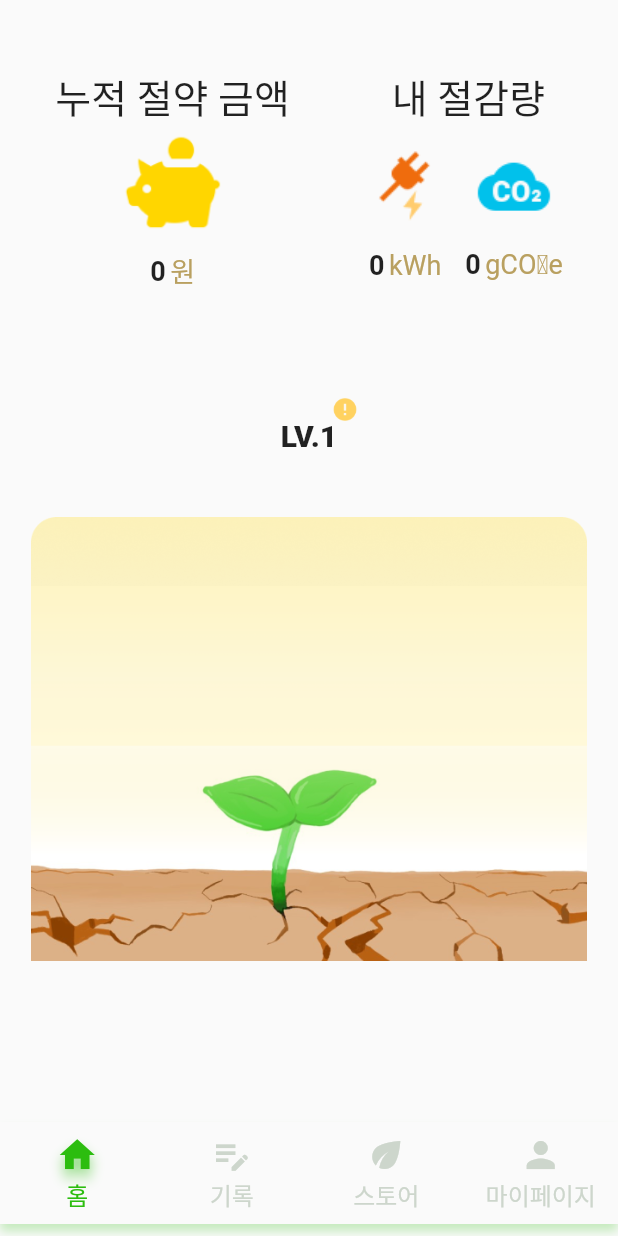
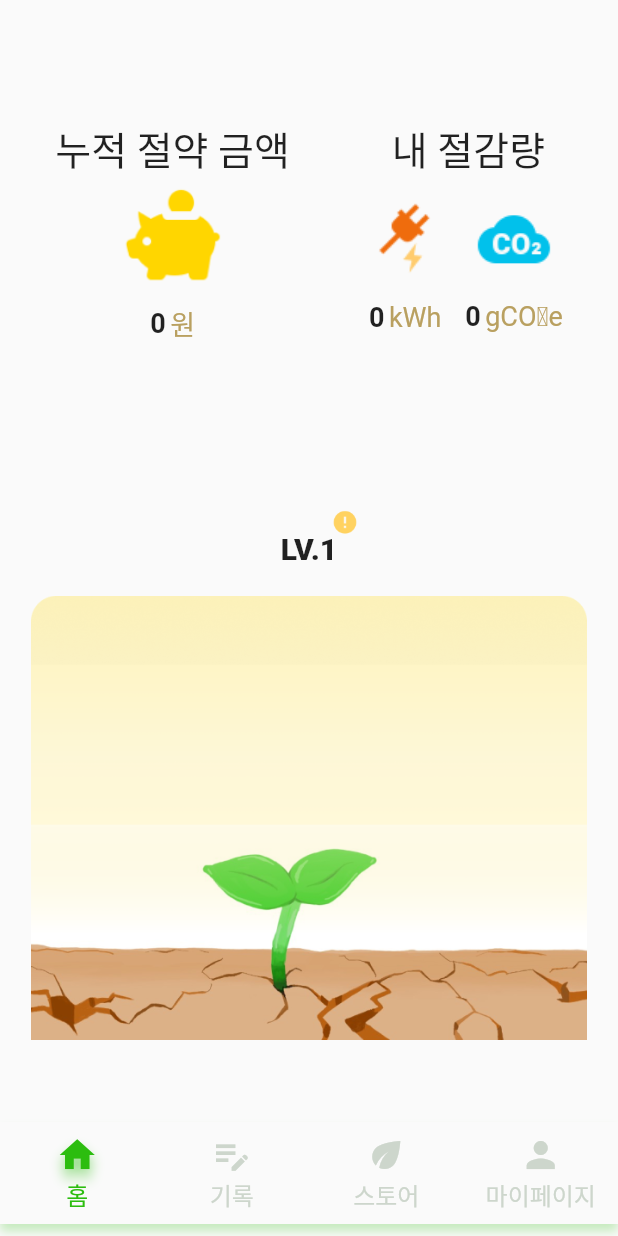
Before and after one commit to 21yuyu99/EcoTech-frontend, a Flutter app: the Home screen opened directly, on a phone screen of 412 x 824 dp. Run offline on Flutter 3.47's test engine with Material 2 defaults, Android fonts, the phone set to English and light mode, and no system bars; our stand-ins replace firebase_auth, firebase_core, flutter_dotenv, google_sign_in; missing offline and left inert: kakao_flutter_sdk, kakao_flutter_sdk_common; accounts and stored records are empty; Roboto replaces fonts that are missing (MainFont, gaegu).

```diff
--- a/lib/screen/mainPage.dart
+++ b/lib/screen/mainPage.dart
@@ -15,11 +15,11 @@
         bottomNavigationBar: const BottomBar(selectedIdx: 0,),
         body: Container(
           width: MediaQuery.of(context).size.width,
-          padding: EdgeInsets.only(top: 45),
+          padding: EdgeInsets.only(top: 80),
           child: Column(
               children: [
                 Container(
-                  height: MediaQuery.of(context).size.height*0.233,
+                  height: MediaQuery.of(context).size.height*0.3,
                   child: Row(
                     crossAxisAlignment: CrossAxisAlignment.start,
                     mainAxisAlignment: MainAxisAlignment.spaceEvenly,
@@ -77,7 +77,6 @@
                 ),
                 Column(
                   children: [
-                    SizedBox(height: 15,),
                     Stack(
                       children: [
                         Container(
@@ -93,11 +92,10 @@
                       ],
                     ),
                     Padding(
-                        padding : EdgeInsets.only(left : MediaQuery.of(context).size.width*0.05, right: MediaQuery.of(context).size.width*0.05),
+                        padding : EdgeInsets.only(top:20,left : MediaQuery.of(context).size.width*0.05, right: MediaQuery.of(context).size.width*0.05),
                         child: Container(
                           child: Image.asset('assets/img/sprout_and_barren_land.png',
                             width: MediaQuery.of(context).size.width,
-                            height: MediaQuery.of(context).size.height*0.463,
                           ),
                         )
                     )
```
Also changed, not shown: lib/screen/login.dart (+32 -2 lines).
